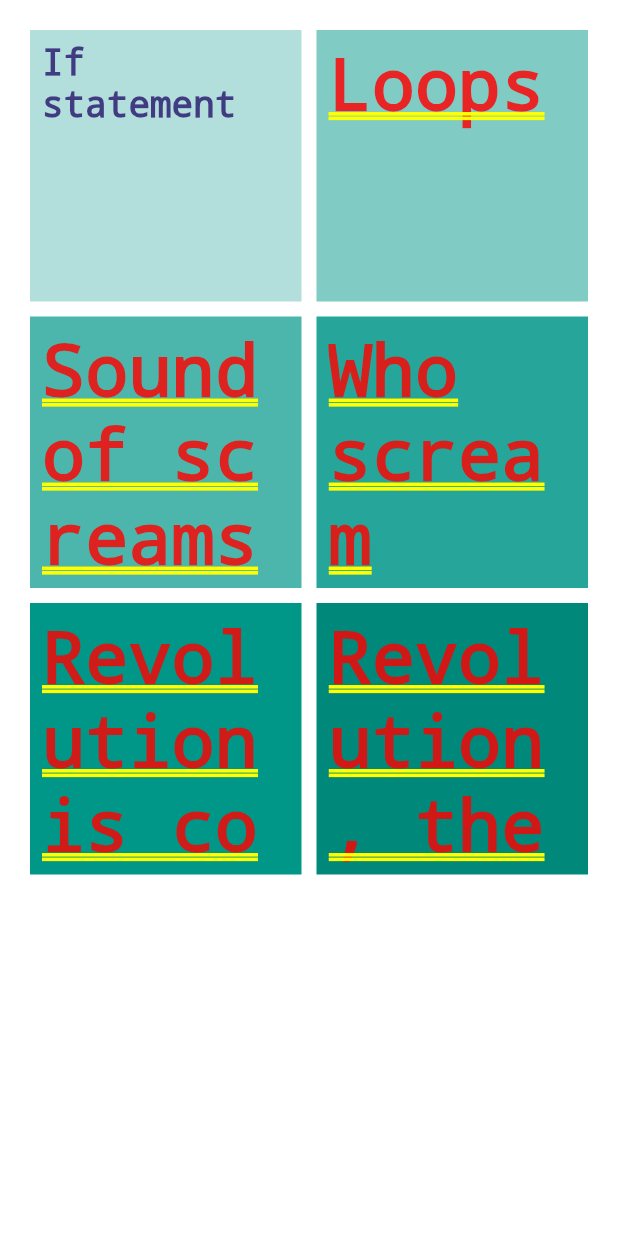
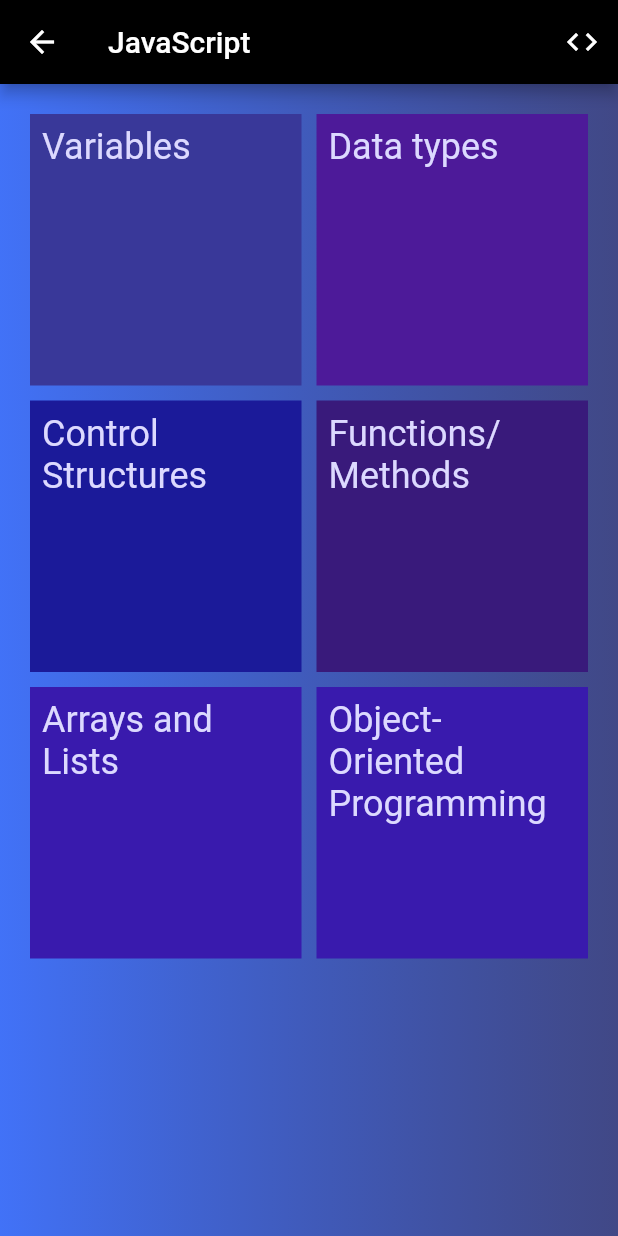
Before and after one commit to Geezter/fluttersakky, a Flutter app: the BoxPage screen opened by its route, on a phone screen of 412 x 824 dp. Run offline on Flutter 3.47's test engine with Material 2 defaults, Android fonts, the light colour scheme and no system bars; our stand-ins replace google_fonts.

Commit message:
adding styles and gridview dropdown

```diff
--- a/lib/box_page.dart
+++ b/lib/box_page.dart
@@ -1,11 +1,62 @@
 import 'package:flutter/material.dart';
+import 'package:kouluharjoittelu/style/styles.dart';
 
-class BoxPage extends StatelessWidget {
-  const BoxPage({super.key});
+enum ProfileMenu { javascript, dart, php }
+
+class BoxPage extends StatefulWidget {
+  BoxPage({super.key});
+
+  @override
+  State<BoxPage> createState() => _BoxPageState();
+}
+
+class _BoxPageState extends State<BoxPage> {
+  String language = 'JavaScript';
+
+  updateLanguage(newLanguage) {
+    setState(() {
+      language = newLanguage;
+    });
+  }
 
   @override
   Widget build(BuildContext context) {
-    return Container(
+    return Scaffold(
+      appBar: AppBar(
+        backgroundColor: Colors.black,
+        title: Text(language),
+        actions: [
+          PopupMenuButton<ProfileMenu>(
+              onSelected: (value) {
+                switch (value) {
+                  case ProfileMenu.javascript:
+                    updateLanguage('JavaScript');
+                    return;
+                  case ProfileMenu.dart:
+                    updateLanguage('Dart');
+                    return;
+                  case ProfileMenu.php:
+                    updateLanguage('PHP');
+                    return;
+                }
+              },
+              icon: const Icon(Icons.code),
+              itemBuilder: (context) {
+                return [
+                  PopupMenuItem(child: Text('Javascript'), value: ProfileMenu.javascript),
+                  PopupMenuItem(child: Text('Dart'), value: ProfileMenu.dart),
+                  PopupMenuItem(child: Text('PHP'), value: ProfileMenu.php),
+                ];
+              })
+        ],
+      ),
+      body: Container(
+        decoration: const BoxDecoration(
+          gradient: LinearGradient(colors: [
+            Color.fromARGB(221, 37, 93, 247),
+            Color.fromARGB(189, 0, 10, 94)
+          ]),
+        ),
         child: SafeArea(
           child: GridView.count(
             primary: false,
@@ -16,41 +67,68 @@ class BoxPage extends StatelessWidget {
             children: <Widget>[
               Container(
                 padding: const EdgeInsets.all(8),
-              color: Colors.teal[100],
-              child: const Text("If statement",
-              style: TextStyle(
-                fontSize: 24,
-                decoration: TextDecoration.none,
-                color: Color.fromARGB(255, 65, 59, 130)
-              )
+                color: Color.fromARGB(255, 57, 56, 153),
+                child: const Text(
+                  "Variables",
+                  style: Styles.boxPageStyle,
                 ),
               ),
               Container(
                 padding: const EdgeInsets.all(8),
-              color: Colors.teal[200],
-              child: const Text('Loops'),
+                color: Color.fromARGB(255, 77, 26, 153),
+                child: const Text(
+                  'Data types',
+                  style: Styles.boxPageStyle,
+                ),
               ),
               Container(
                 padding: const EdgeInsets.all(8),
-              color: Colors.teal[300],
-              child: const Text('Sound of screams but the'),
+                color: Color.fromARGB(255, 27, 26, 153),
+                child: const Text(
+                  'Control Structures',
+                  style: Styles.boxPageStyle,
+                ),
               ),
               Container(
                 padding: const EdgeInsets.all(8),
-              color: Colors.teal[400],
-              child: const Text('Who scream'),
+                color: Color.fromARGB(255, 57, 26, 123),
+                child: const Text(
+                  'Functions/Methods',
+                  style: Styles.boxPageStyle,
+                ),
               ),
               Container(
                 padding: const EdgeInsets.all(8),
-              color: Colors.teal[500],
-              child: const Text('Revolution is coming...'),
+                color: Color.fromARGB(255, 57, 26, 173),
+                child: const Text(
+                  'Arrays and Lists',
+                  style: Styles.boxPageStyle,
+                ),
               ),
               Container(
                 padding: const EdgeInsets.all(8),
-              color: Colors.teal[600],
-              child: const Text('Revolution, they...'),
+                color: Color.fromARGB(255, 57, 26, 173),
+                child: const Text(
+                  'Object-Oriented Programming',
+                  style: Styles.boxPageStyle,
                 ),
+              ),
+              // Container(
+              //   padding: const EdgeInsets.all(8),
+              //   color: Color.fromARGB(255, 57, 26, 153),
+              //   child: const Text('Exception Handling',
+              //   style: Styles.boxPageStyle,
+              //   ),
+              // ),
+              // Container(
+              //   padding: const EdgeInsets.all(8),
+              //   color: Color.fromARGB(255, 77, 46, 173),
+              //   child: const Text('Object-Oriented Programming',
+              //   style: Styles.boxPageStyle,
+              //   ),
+              // ),
             ],
+          ),
         ),
       ),
     );
--- /dev/null
+++ b/lib/components/coding_topic.dart
@@ -0,0 +1,17 @@
+import 'package:flutter/material.dart';
+
+class CodingTopic extends StatefulWidget {
+  const CodingTopic({super.key});
+
+  @override
+  State<CodingTopic> createState() => _CodingTopicState();
+}
+
+class _CodingTopicState extends State<CodingTopic> {
+  @override
+  Widget build(BuildContext context) {
+    return Scaffold(
+      body: Container(),
+    );
+  }
+}
--- /dev/null
+++ b/lib/style/styles.dart
@@ -0,0 +1,8 @@
+import "package:flutter/material.dart";
+
+class Styles {
+  static const boxPageStyle = TextStyle(
+      fontSize: 24,
+      decoration: TextDecoration.none,
+      color: Color.fromARGB(255, 220, 217, 255));
+}
```
Lines whose indentation alone changed are shown as unchanged.
